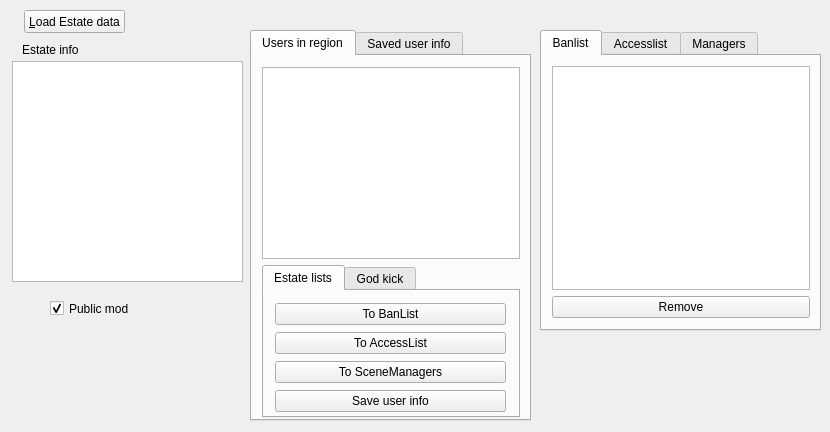
First picture: the form in bin/pymodules/estatemanagement/estatemanagement.ui, repository realXtend/tundra, before the edit.
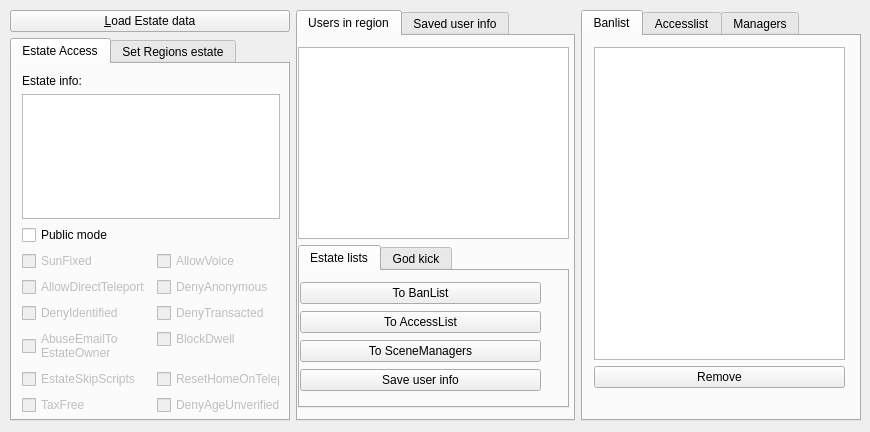
Second picture: the form after the edit.

Commit message: estate public mode modification, estate flags parsing

Diff of the .ui file:
```diff
--- a/bin/pymodules/estatemanagement/estatemanagement.ui
+++ b/bin/pymodules/estatemanagement/estatemanagement.ui
@@ -6,97 +6,243 @@
    <rect>
     <x>0</x>
     <y>0</y>
-    <width>830</width>
+    <width>870</width>
     <height>432</height>
    </rect>
   </property>
   <property name="sizePolicy">
-   <sizepolicy hsizetype="Fixed" vsizetype="Fixed">
+   <sizepolicy hsizetype="Fixed" vsizetype="Preferred">
     <horstretch>0</horstretch>
     <verstretch>0</verstretch>
    </sizepolicy>
   </property>
   <property name="minimumSize">
    <size>
-    <width>830</width>
+    <width>870</width>
     <height>432</height>
    </size>
   </property>
   <property name="maximumSize">
    <size>
-    <width>830</width>
+    <width>870</width>
     <height>432</height>
    </size>
   </property>
   <property name="windowTitle">
    <string>Form</string>
   </property>
+  <widget class="QWidget" name="layoutWidget">
+   <property name="geometry">
+    <rect>
+     <x>10</x>
+     <y>10</y>
+     <width>851</width>
+     <height>411</height>
+    </rect>
+   </property>
+   <layout class="QHBoxLayout" name="horizontalLayout_3">
+    <item>
+     <layout class="QVBoxLayout" name="verticalLayout_10">
+      <item>
   <widget class="QPushButton" name="btnLoadEstate">
-   <property name="geometry">
-    <rect>
-     <x>24</x>
-     <y>10</y>
-     <width>101</width>
-     <height>23</height>
-    </rect>
-   </property>
    <property name="text">
     <string>&amp;Load Estate data</string>
    </property>
   </widget>
-  <widget class="QTabWidget" name="tabWidget">
+      </item>
+      <item>
+       <widget class="QTabWidget" name="tabWidget_4">
+        <property name="currentIndex">
+         <number>0</number>
+        </property>
+        <widget class="QWidget" name="Tab_8">
+         <attribute name="title">
+          <string>Estate Access</string>
+         </attribute>
+         <widget class="QWidget" name="layoutWidget">
    <property name="geometry">
     <rect>
-     <x>540</x>
-     <y>30</y>
-     <width>281</width>
+            <x>10</x>
+            <y>10</y>
+            <width>258</width>
+            <height>341</height>
+           </rect>
+          </property>
+          <layout class="QVBoxLayout" name="verticalLayout_8">
+           <item>
+            <widget class="QLabel" name="labelEstateInfo">
+             <property name="text">
+              <string>Estate info:</string>
+             </property>
+            </widget>
+           </item>
+           <item>
+            <widget class="QListWidget" name="listWidgetEstateInfo"/>
+           </item>
+           <item>
+            <widget class="QCheckBox" name="checkBoxEstateAccess">
+             <property name="enabled">
+              <bool>true</bool>
+             </property>
+             <property name="text">
+              <string>Public mode</string>
+             </property>
+             <property name="checked">
+              <bool>false</bool>
+             </property>
+            </widget>
+           </item>
+           <item>
+            <layout class="QFormLayout" name="formLayout">
+             <item row="0" column="0">
+              <widget class="QCheckBox" name="checkBoxSunFixed">
+               <property name="enabled">
+                <bool>false</bool>
+               </property>
+               <property name="text">
+                <string>SunFixed</string>
+               </property>
+              </widget>
+             </item>
+             <item row="0" column="1">
+              <widget class="QCheckBox" name="checkBoxAllowVoice">
+               <property name="enabled">
+                <bool>false</bool>
+               </property>
+               <property name="text">
+                <string>AllowVoice</string>
+               </property>
+              </widget>
+             </item>
+             <item row="1" column="0">
+              <widget class="QCheckBox" name="checkBoxAllowDirectTeleport">
+               <property name="enabled">
+                <bool>false</bool>
+               </property>
+               <property name="text">
+                <string>AllowDirectTeleport</string>
+               </property>
+              </widget>
+             </item>
+             <item row="1" column="1">
+              <widget class="QCheckBox" name="checkBoxDenyAnonymous">
+               <property name="enabled">
+                <bool>false</bool>
+               </property>
+               <property name="text">
+                <string>DenyAnonymous</string>
+               </property>
+              </widget>
+             </item>
+             <item row="2" column="0">
+              <widget class="QCheckBox" name="checkBoxDenyIdentified">
+               <property name="enabled">
+                <bool>false</bool>
+               </property>
+               <property name="text">
+                <string>DenyIdentified</string>
+               </property>
+              </widget>
+             </item>
+             <item row="2" column="1">
+              <widget class="QCheckBox" name="checkBoxDenyTransacted">
+               <property name="enabled">
+                <bool>false</bool>
+               </property>
+               <property name="text">
+                <string>DenyTransacted</string>
+               </property>
+              </widget>
+             </item>
+             <item row="3" column="0">
+              <widget class="QCheckBox" name="checkBoxAbuseEmailToEstateOwner">
+               <property name="enabled">
+                <bool>false</bool>
+               </property>
+               <property name="text">
+                <string>AbuseEmailTo
+EstateOwner</string>
+               </property>
+              </widget>
+             </item>
+             <item row="4" column="0">
+              <widget class="QCheckBox" name="checkBoxEstateSkipScripts">
+               <property name="enabled">
+                <bool>false</bool>
+               </property>
+               <property name="text">
+                <string>EstateSkipScripts</string>
+               </property>
+              </widget>
+             </item>
+             <item row="4" column="1">
+              <widget class="QCheckBox" name="checkBoxResetHomeOnTeleport">
+               <property name="enabled">
+                <bool>false</bool>
+               </property>
+               <property name="text">
+                <string>ResetHomeOnTelep.</string>
+               </property>
+              </widget>
+             </item>
+             <item row="5" column="0">
+              <widget class="QCheckBox" name="checkBoxTaxFree">
+               <property name="enabled">
+                <bool>false</bool>
+               </property>
+               <property name="text">
+                <string>TaxFree</string>
+               </property>
+              </widget>
+             </item>
+             <item row="5" column="1">
+              <widget class="QCheckBox" name="checkBoxDenyAgeUnverified">
+               <property name="enabled">
+                <bool>false</bool>
+               </property>
+               <property name="text">
+                <string>DenyAgeUnverified</string>
+               </property>
+              </widget>
+             </item>
+             <item row="3" column="1">
+              <widget class="QCheckBox" name="checkBoxBlockDwell">
+               <property name="enabled">
+                <bool>false</bool>
+               </property>
+               <property name="text">
+                <string>BlockDwell</string>
+               </property>
+              </widget>
+             </item>
+            </layout>
+           </item>
+          </layout>
+         </widget>
+        </widget>
+        <widget class="QWidget" name="tab_9">
+         <attribute name="title">
+          <string>Set Regions estate</string>
+         </attribute>
+         <widget class="QWidget" name="layoutWidget">
+          <property name="geometry">
+           <rect>
+            <x>10</x>
+            <y>20</y>
+            <width>251</width>
      <height>301</height>
     </rect>
    </property>
-   <property name="currentIndex">
-    <number>0</number>
-   </property>
-   <widget class="QWidget" name="tab">
-    <attribute name="title">
-     <string>Banlist</string>
-    </attribute>
-    <widget class="QWidget" name="layoutWidget">
-     <property name="geometry">
-      <rect>
-       <x>10</x>
-       <y>10</y>
-       <width>258</width>
-       <height>252</height>
-      </rect>
-     </property>
-     <layout class="QVBoxLayout" name="verticalLayout_2">
+          <layout class="QVBoxLayout" name="verticalLayout_9">
       <item>
-       <widget class="QListWidget" name="listWidgetBanList"/>
-      </item>
+            <layout class="QHBoxLayout" name="horizontalLayout_2">
       <item>
-       <widget class="QPushButton" name="pushButtonRemoveBan">
+              <widget class="QLabel" name="label">
         <property name="text">
-         <string>Remove</string>
+                <string>Current estate:</string>
         </property>
        </widget>
       </item>
-     </layout>
-    </widget>
-   </widget>
-   <widget class="QWidget" name="tab_3">
-    <attribute name="title">
-     <string>Accesslist</string>
-    </attribute>
-    <widget class="QWidget" name="layoutWidget">
-     <property name="geometry">
-      <rect>
-       <x>10</x>
-       <y>10</y>
-       <width>258</width>
-       <height>252</height>
-      </rect>
-     </property>
-     <layout class="QVBoxLayout" name="verticalLayout_3">
       <item>
        <widget class="QListWidget" name="listWidgetAccessList"/>
       </item>
@@ -108,24 +254,6 @@
        </widget>
       </item>
      </layout>
-    </widget>
-   </widget>
-   <widget class="QWidget" name="tab_2">
-    <attribute name="title">
-     <string>Managers</string>
-    </attribute>
-    <widget class="QWidget" name="layoutWidget">
-     <property name="geometry">
-      <rect>
-       <x>10</x>
-       <y>10</y>
-       <width>258</width>
-       <height>252</height>
-      </rect>
-     </property>
-     <layout class="QVBoxLayout" name="verticalLayout_4">
-      <item>
-       <widget class="QListWidget" name="listWidgetEstateManagers"/>
       </item>
       <item>
        <widget class="QPushButton" name="pushButtonRemoveManager">
@@ -138,15 +266,11 @@
     </widget>
    </widget>
   </widget>
+      </item>
+     </layout>
+    </item>
+    <item>
   <widget class="QTabWidget" name="tabWidget_2">
-   <property name="geometry">
-    <rect>
-     <x>250</x>
-     <y>30</y>
-     <width>281</width>
-     <height>391</height>
-    </rect>
-   </property>
    <property name="currentIndex">
     <number>0</number>
    </property>
@@ -157,10 +281,10 @@
     <widget class="QWidget" name="layoutWidget">
      <property name="geometry">
       <rect>
-       <x>10</x>
+          <x>0</x>
        <y>11</y>
-       <width>258</width>
-       <height>351</height>
+          <width>271</width>
+          <height>361</height>
       </rect>
      </property>
      <layout class="QVBoxLayout" name="verticalLayout_5">
@@ -179,9 +303,9 @@
          <widget class="QWidget" name="layoutWidget">
           <property name="geometry">
            <rect>
-            <x>11</x>
-            <y>11</y>
-            <width>231</width>
+               <x>0</x>
+               <y>10</y>
+               <width>241</width>
             <height>112</height>
            </rect>
           </property>
@@ -320,51 +444,97 @@
     </widget>
    </widget>
   </widget>
-  <widget class="QLabel" name="label">
+    </item>
+    <item>
+     <widget class="QTabWidget" name="tabWidget">
+      <property name="currentIndex">
+       <number>0</number>
+      </property>
+      <widget class="QWidget" name="tab">
+       <attribute name="title">
+        <string>Banlist</string>
+       </attribute>
+       <widget class="QWidget" name="layoutWidget">
    <property name="geometry">
     <rect>
-     <x>22</x>
-     <y>42</y>
-     <width>56</width>
-     <height>16</height>
-    </rect>
-   </property>
+          <x>11</x>
+          <y>11</y>
+          <width>251</width>
+          <height>341</height>
+         </rect>
+        </property>
+        <layout class="QVBoxLayout" name="verticalLayout_2">
+         <item>
+          <widget class="QListWidget" name="listWidgetBanList"/>
+         </item>
+         <item>
+          <widget class="QPushButton" name="pushButtonRemoveBan">
    <property name="text">
-    <string>Estate info:</string>
-   </property>
-  </widget>
-  <widget class="QListWidget" name="listWidgetEstateInfo">
+            <string>Remove</string>
+           </property>
+          </widget>
+         </item>
+        </layout>
+       </widget>
+      </widget>
+      <widget class="QWidget" name="tab_3">
+       <attribute name="title">
+        <string>Accesslist</string>
+       </attribute>
+       <widget class="QWidget" name="layoutWidget">
    <property name="geometry">
     <rect>
-     <x>12</x>
-     <y>61</y>
-     <width>231</width>
-     <height>221</height>
-    </rect>
-   </property>
-  </widget>
-  <widget class="QCheckBox" name="checkBox">
+          <x>11</x>
+          <y>11</y>
+          <width>251</width>
+          <height>341</height>
+         </rect>
+        </property>
+        <layout class="QVBoxLayout" name="verticalLayout_3">
+         <item>
+          <widget class="QListWidget" name="listWidgetAccessList"/>
+         </item>
+         <item>
+          <widget class="QPushButton" name="pushButtonRemoveAccess">
+           <property name="text">
+            <string>Remove</string>
+           </property>
+          </widget>
+         </item>
+        </layout>
+       </widget>
+      </widget>
+      <widget class="QWidget" name="tab_2">
+       <attribute name="title">
+        <string>Managers</string>
+       </attribute>
+       <widget class="QWidget" name="layoutWidget">
    <property name="geometry">
     <rect>
-     <x>50</x>
-     <y>300</y>
-     <width>79</width>
-     <height>17</height>
-    </rect>
-   </property>
+          <x>11</x>
+          <y>11</y>
+          <width>251</width>
+          <height>341</height>
+         </rect>
+        </property>
+        <layout class="QVBoxLayout" name="verticalLayout_4">
+         <item>
+          <widget class="QListWidget" name="listWidgetEstateManagers"/>
+         </item>
+         <item>
+          <widget class="QPushButton" name="pushButtonRemoveManager">
    <property name="text">
-    <string>Public mode</string>
-   </property>
-   <property name="checked">
-    <bool>true</bool>
-   </property>
-  </widget>
-  <zorder>tabWidget</zorder>
-  <zorder>tabWidget_2</zorder>
-  <zorder>label</zorder>
-  <zorder>listWidgetEstateInfo</zorder>
-  <zorder>checkBox</zorder>
-  <zorder>btnLoadEstate</zorder>
+            <string>Remove</string>
+           </property>
+          </widget>
+         </item>
+        </layout>
+       </widget>
+      </widget>
+     </widget>
+    </item>
+   </layout>
+  </widget>
  </widget>
  <resources/>
  <connections/>
```
Left out of the diff: 30 changed lines with no effect on the pictures. Lines whose indentation alone changed are shown as unchanged. The commit also changes 3 other files.
